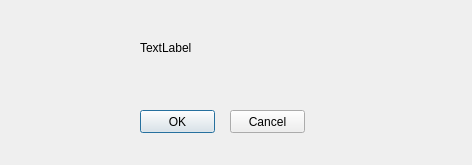
Ernyoke/Allamvizsga, file Speaker/logindialog.ui: the form before one commit.
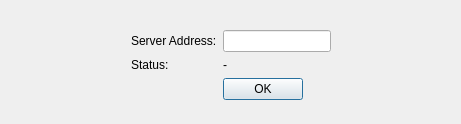
The form after the commit.

Commit message:
Login made better
Logout added to Listener and Speaker

```diff
--- a/Speaker/logindialog.ui
+++ b/Speaker/logindialog.ui
@@ -6,52 +6,124 @@
    <rect>
     <x>0</x>
     <y>0</y>
-    <width>472</width>
-    <height>165</height>
+    <width>461</width>
+    <height>124</height>
    </rect>
   </property>
   <property name="windowTitle">
    <string>Dialog</string>
   </property>
-  <widget class="QPushButton" name="okBtn">
-   <property name="geometry">
-    <rect>
-     <x>140</x>
-     <y>110</y>
-     <width>75</width>
-     <height>23</height>
-    </rect>
-   </property>
-   <property name="text">
-    <string>OK</string>
-   </property>
-  </widget>
-  <widget class="QPushButton" name="Cancel">
-   <property name="geometry">
-    <rect>
-     <x>230</x>
-     <y>110</y>
-     <width>75</width>
-     <height>23</height>
-    </rect>
-   </property>
-   <property name="text">
-    <string>Cancel</string>
-   </property>
-  </widget>
-  <widget class="QLabel" name="status">
-   <property name="geometry">
-    <rect>
-     <x>140</x>
-     <y>40</y>
-     <width>131</width>
-     <height>16</height>
-    </rect>
-   </property>
-   <property name="text">
-    <string>TextLabel</string>
-   </property>
-  </widget>
+  <layout class="QGridLayout" name="gridLayout">
+   <item row="1" column="3" colspan="2">
+    <widget class="QLineEdit" name="address"/>
+   </item>
+   <item row="2" column="3" colspan="2">
+    <widget class="QLabel" name="status">
+     <property name="text">
+      <string>-</string>
+     </property>
+    </widget>
+   </item>
+   <item row="2" column="1" colspan="2">
+    <widget class="QLabel" name="label_2">
+     <property name="text">
+      <string>Status:</string>
+     </property>
+    </widget>
+   </item>
+   <item row="1" column="1" colspan="2">
+    <widget class="QLabel" name="label">
+     <property name="text">
+      <string>Server Address:</string>
+     </property>
+    </widget>
+   </item>
+   <item row="3" column="3">
+    <widget class="QPushButton" name="loginBtn">
+     <property name="text">
+      <string>OK</string>
+     </property>
+    </widget>
+   </item>
+   <item row="3" column="4" colspan="2">
+    <spacer name="horizontalSpacer_3">
+     <property name="orientation">
+      <enum>Qt::Horizontal</enum>
+     </property>
+     <property name="sizeHint" stdset="0">
+      <size>
+       <width>40</width>
+       <height>20</height>
+      </size>
+     </property>
+    </spacer>
+   </item>
+   <item row="0" column="0" rowspan="3">
+    <spacer name="horizontalSpacer_2">
+     <property name="orientation">
+      <enum>Qt::Horizontal</enum>
+     </property>
+     <property name="sizeHint" stdset="0">
+      <size>
+       <width>40</width>
+       <height>20</height>
+      </size>
+     </property>
+    </spacer>
+   </item>
+   <item row="0" column="5" rowspan="3">
+    <spacer name="horizontalSpacer">
+     <property name="orientation">
+      <enum>Qt::Horizontal</enum>
+     </property>
+     <property name="sizeHint" stdset="0">
+      <size>
+       <width>40</width>
+       <height>20</height>
+      </size>
+     </property>
+    </spacer>
+   </item>
+   <item row="0" column="1" colspan="4">
+    <spacer name="verticalSpacer_2">
+     <property name="orientation">
+      <enum>Qt::Vertical</enum>
+     </property>
+     <property name="sizeHint" stdset="0">
+      <size>
+       <width>20</width>
+       <height>40</height>
+      </size>
+     </property>
+    </spacer>
+   </item>
+   <item row="4" column="0" colspan="6">
+    <spacer name="verticalSpacer">
+     <property name="orientation">
+      <enum>Qt::Vertical</enum>
+     </property>
+     <property name="sizeHint" stdset="0">
+      <size>
+       <width>20</width>
+       <height>40</height>
+      </size>
+     </property>
+    </spacer>
+   </item>
+   <item row="3" column="0" colspan="3">
+    <spacer name="horizontalSpacer_4">
+     <property name="orientation">
+      <enum>Qt::Horizontal</enum>
+     </property>
+     <property name="sizeHint" stdset="0">
+      <size>
+       <width>40</width>
+       <height>20</height>
+      </size>
+     </property>
+    </spacer>
+   </item>
+  </layout>
  </widget>
  <resources/>
  <connections/>
```
The commit also changes 34 other files.
